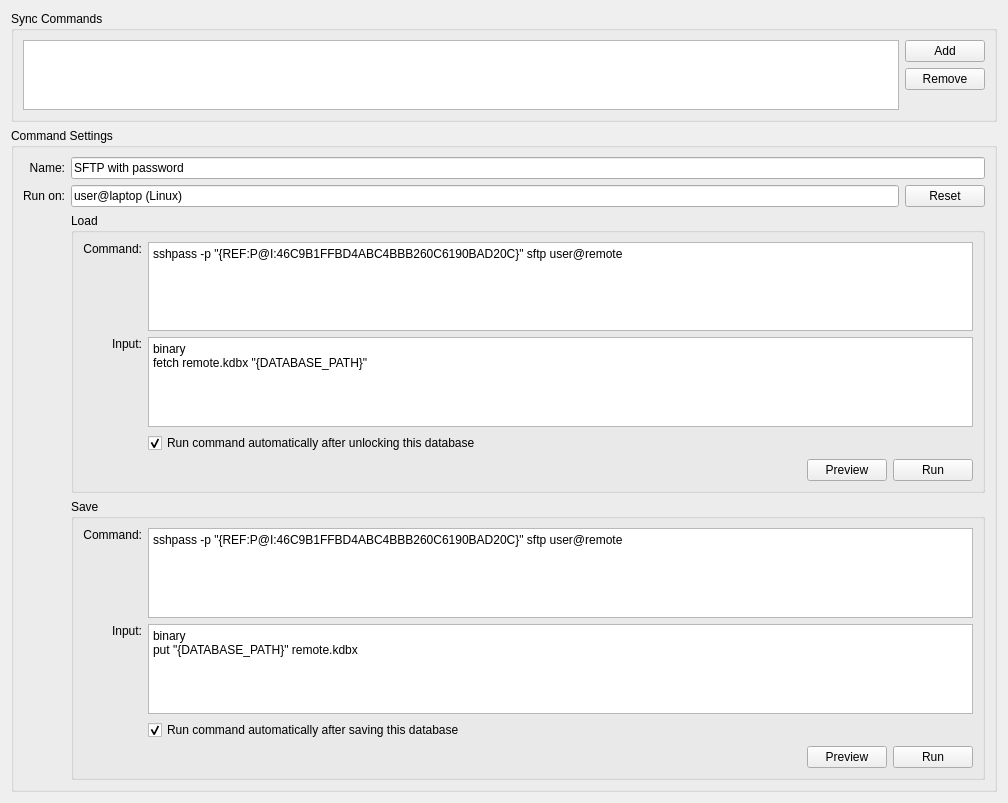
Old version of the form src/gui/dbsettings/DatabaseSettingsWidgetSyncCommand.ui in the repository RaHoni/keepassxc.
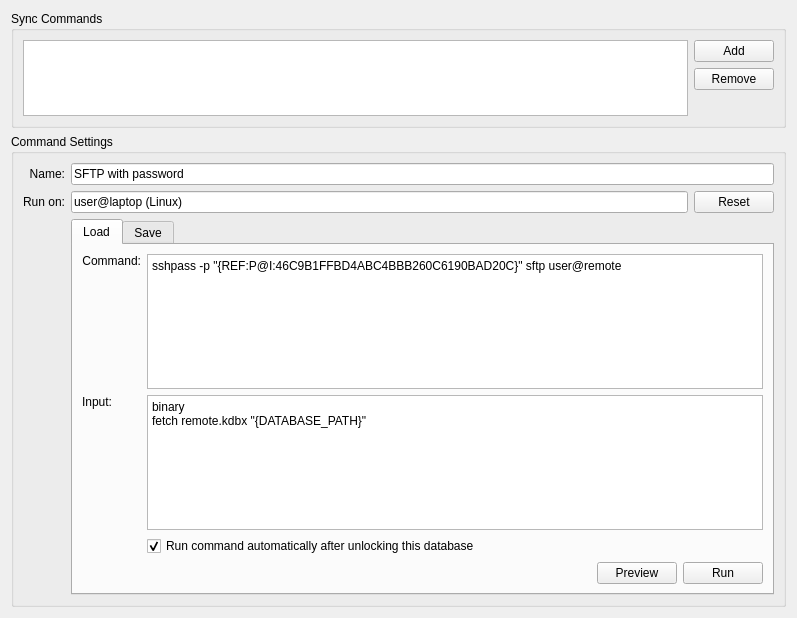
New version of the form. The open tabs and pages were chosen to show the change.

```diff
--- a/src/gui/dbsettings/DatabaseSettingsWidgetSyncCommand.ui
+++ b/src/gui/dbsettings/DatabaseSettingsWidgetSyncCommand.ui
@@ -6,8 +6,8 @@
    <rect>
     <x>0</x>
     <y>0</y>
-    <width>1008</width>
-    <height>803</height>
+    <width>797</width>
+    <height>618</height>
    </rect>
   </property>
   <property name="windowTitle">
@@ -108,17 +108,57 @@
         </property>
        </widget>
       </item>
-      <item row="4" column="1" colspan="2">
-       <widget class="QGroupBox" name="groupBox">
-        <property name="enabled">
-         <bool>true</bool>
+      <item row="2" column="1" colspan="2">
+       <widget class="QTabWidget" name="tabWidget">
+        <property name="currentIndex">
+         <number>1</number>
         </property>
-        <property name="title">
+        <widget class="QWidget" name="tab">
+         <attribute name="title">
          <string>Load</string>
-        </property>
-        <layout class="QGridLayout" name="gridLayout">
-         <item row="2" column="1">
-          <widget class="QPlainTextEdit" name="plainTextEdit_6">
+         </attribute>
+         <layout class="QFormLayout" name="formLayout">
+          <item row="0" column="0">
+           <widget class="QLabel" name="label_9">
+            <property name="text">
+             <string>Command:</string>
+            </property>
+            <property name="alignment">
+             <set>Qt::AlignRight|Qt::AlignTop|Qt::AlignTrailing</set>
+            </property>
+           </widget>
+          </item>
+          <item row="0" column="1">
+           <widget class="QPlainTextEdit" name="plainTextEdit_10">
+            <property name="sizePolicy">
+             <sizepolicy hsizetype="Expanding" vsizetype="MinimumExpanding">
+              <horstretch>0</horstretch>
+              <verstretch>0</verstretch>
+             </sizepolicy>
+            </property>
+            <property name="minimumSize">
+             <size>
+              <width>0</width>
+              <height>30</height>
+             </size>
+            </property>
+            <property name="plainText">
+             <string>sshpass -p &quot;{REF:P@I:46C9B1FFBD4ABC4BBB260C6190BAD20C}&quot; sftp user@remote</string>
+            </property>
+           </widget>
+          </item>
+          <item row="1" column="0">
+           <widget class="QLabel" name="label_10">
+            <property name="text">
+             <string>Input:</string>
+            </property>
+            <property name="alignment">
+             <set>Qt::AlignRight|Qt::AlignTop|Qt::AlignTrailing</set>
+            </property>
+           </widget>
+          </item>
+          <item row="1" column="1">
+           <widget class="QPlainTextEdit" name="plainTextEdit_11">
            <property name="sizePolicy">
             <sizepolicy hsizetype="Expanding" vsizetype="MinimumExpanding">
              <horstretch>0</horstretch>
@@ -137,81 +177,8 @@
            </property>
           </widget>
          </item>
-         <item row="2" column="0">
-          <widget class="QLabel" name="label_7">
-           <property name="text">
-            <string>Input:</string>
-           </property>
-           <property name="alignment">
-            <set>Qt::AlignRight|Qt::AlignTop|Qt::AlignTrailing</set>
-           </property>
-          </widget>
-         </item>
-         <item row="1" column="1">
-          <widget class="QPlainTextEdit" name="plainTextEdit_7">
-           <property name="sizePolicy">
-            <sizepolicy hsizetype="Expanding" vsizetype="MinimumExpanding">
-             <horstretch>0</horstretch>
-             <verstretch>0</verstretch>
-            </sizepolicy>
-           </property>
-           <property name="minimumSize">
-            <size>
-             <width>0</width>
-             <height>30</height>
-            </size>
-           </property>
-           <property name="plainText">
-            <string>sshpass -p &quot;{REF:P@I:46C9B1FFBD4ABC4BBB260C6190BAD20C}&quot; sftp user@remote</string>
-           </property>
-          </widget>
-         </item>
-         <item row="4" column="1">
-          <layout class="QHBoxLayout" name="horizontalLayout_2">
-           <item>
-            <spacer name="horizontalSpacer_2">
-             <property name="orientation">
-              <enum>Qt::Horizontal</enum>
-             </property>
-             <property name="sizeHint" stdset="0">
-              <size>
-               <width>40</width>
-               <height>20</height>
-              </size>
-             </property>
-            </spacer>
-           </item>
-           <item>
-            <widget class="QPushButton" name="pushButton_3">
-             <property name="text">
-              <string>Preview</string>
-             </property>
-             <property name="checkable">
-              <bool>true</bool>
-             </property>
-            </widget>
-           </item>
-           <item>
-            <widget class="QPushButton" name="pushButton_4">
-             <property name="text">
-              <string>Run</string>
-             </property>
-            </widget>
-           </item>
-          </layout>
-         </item>
-         <item row="1" column="0">
-          <widget class="QLabel" name="label_3">
-           <property name="text">
-            <string>Command:</string>
-           </property>
-           <property name="alignment">
-            <set>Qt::AlignRight|Qt::AlignTop|Qt::AlignTrailing</set>
-           </property>
-          </widget>
-         </item>
-         <item row="3" column="1">
-          <widget class="QCheckBox" name="checkBox">
+          <item row="2" column="1">
+           <widget class="QCheckBox" name="checkBox_3">
            <property name="text">
             <string>Run command automatically after unlocking this database</string>
            </property>
@@ -220,17 +187,78 @@
            </property>
           </widget>
          </item>
-        </layout>
-       </widget>
-      </item>
-      <item row="5" column="1" colspan="2">
-       <widget class="QGroupBox" name="groupBox_3">
-        <property name="title">
+          <item row="3" column="1">
+           <layout class="QHBoxLayout" name="horizontalLayout_6">
+            <item>
+             <spacer name="horizontalSpacer_5">
+              <property name="orientation">
+               <enum>Qt::Horizontal</enum>
+              </property>
+              <property name="sizeHint" stdset="0">
+               <size>
+                <width>40</width>
+                <height>20</height>
+               </size>
+              </property>
+             </spacer>
+            </item>
+            <item>
+             <widget class="QPushButton" name="pushButton_12">
+              <property name="text">
+               <string>Preview</string>
+              </property>
+              <property name="checkable">
+               <bool>true</bool>
+              </property>
+             </widget>
+            </item>
+            <item>
+             <widget class="QPushButton" name="pushButton_13">
+              <property name="text">
+               <string>Run</string>
+              </property>
+             </widget>
+            </item>
+           </layout>
+          </item>
+         </layout>
+        </widget>
+        <widget class="QWidget" name="tab_2">
+         <attribute name="title">
          <string>Save</string>
-        </property>
-        <layout class="QGridLayout" name="gridLayout_2">
-         <item row="2" column="0">
-          <widget class="QLabel" name="label_6">
+         </attribute>
+         <layout class="QFormLayout" name="formLayout_2">
+          <item row="0" column="0">
+           <widget class="QLabel" name="label_11">
+            <property name="text">
+             <string>Command:</string>
+            </property>
+            <property name="alignment">
+             <set>Qt::AlignRight|Qt::AlignTop|Qt::AlignTrailing</set>
+            </property>
+           </widget>
+          </item>
+          <item row="0" column="1">
+           <widget class="QPlainTextEdit" name="plainTextEdit_12">
+            <property name="sizePolicy">
+             <sizepolicy hsizetype="Expanding" vsizetype="MinimumExpanding">
+              <horstretch>0</horstretch>
+              <verstretch>0</verstretch>
+             </sizepolicy>
+            </property>
+            <property name="minimumSize">
+             <size>
+              <width>0</width>
+              <height>30</height>
+             </size>
+            </property>
+            <property name="plainText">
+             <string>sshpass -p &quot;{REF:P@I:46C9B1FFBD4ABC4BBB260C6190BAD20C}&quot; sftp user@remote</string>
+            </property>
+           </widget>
+          </item>
+          <item row="1" column="0">
+           <widget class="QLabel" name="label_12">
            <property name="text">
             <string>Input:</string>
            </property>
@@ -239,8 +267,8 @@
            </property>
           </widget>
          </item>
-         <item row="2" column="1">
-          <widget class="QPlainTextEdit" name="plainTextEdit_5">
+          <item row="1" column="1">
+           <widget class="QPlainTextEdit" name="plainTextEdit_13">
            <property name="sizePolicy">
             <sizepolicy hsizetype="Expanding" vsizetype="MinimumExpanding">
              <horstretch>0</horstretch>
@@ -259,71 +287,8 @@
            </property>
           </widget>
          </item>
-         <item row="1" column="1">
-          <widget class="QPlainTextEdit" name="plainTextEdit_4">
-           <property name="sizePolicy">
-            <sizepolicy hsizetype="Expanding" vsizetype="MinimumExpanding">
-             <horstretch>0</horstretch>
-             <verstretch>0</verstretch>
-            </sizepolicy>
-           </property>
-           <property name="minimumSize">
-            <size>
-             <width>0</width>
-             <height>30</height>
-            </size>
-           </property>
-           <property name="plainText">
-            <string>sshpass -p &quot;{REF:P@I:46C9B1FFBD4ABC4BBB260C6190BAD20C}&quot; sftp user@remote</string>
-           </property>
-          </widget>
-         </item>
-         <item row="1" column="0">
-          <widget class="QLabel" name="label_2">
-           <property name="text">
-            <string>Command:</string>
-           </property>
-           <property name="alignment">
-            <set>Qt::AlignRight|Qt::AlignTop|Qt::AlignTrailing</set>
-           </property>
-          </widget>
-         </item>
-         <item row="4" column="1">
-          <layout class="QHBoxLayout" name="horizontalLayout">
-           <item>
-            <spacer name="horizontalSpacer">
-             <property name="orientation">
-              <enum>Qt::Horizontal</enum>
-             </property>
-             <property name="sizeHint" stdset="0">
-              <size>
-               <width>40</width>
-               <height>20</height>
-              </size>
-             </property>
-            </spacer>
-           </item>
-           <item>
-            <widget class="QPushButton" name="pushButton_2">
-             <property name="text">
-              <string>Preview</string>
-             </property>
-             <property name="checkable">
-              <bool>true</bool>
-             </property>
-            </widget>
-           </item>
-           <item>
-            <widget class="QPushButton" name="pushButton">
-             <property name="text">
-              <string>Run</string>
-             </property>
-            </widget>
-           </item>
-          </layout>
-         </item>
-         <item row="3" column="1">
-          <widget class="QCheckBox" name="checkBox_2">
+          <item row="2" column="1">
+           <widget class="QCheckBox" name="checkBox_4">
            <property name="text">
             <string>Run command automatically after saving this database</string>
            </property>
@@ -332,7 +297,42 @@
            </property>
           </widget>
          </item>
-        </layout>
+          <item row="3" column="1">
+           <layout class="QHBoxLayout" name="horizontalLayout_7">
+            <item>
+             <spacer name="horizontalSpacer_6">
+              <property name="orientation">
+               <enum>Qt::Horizontal</enum>
+              </property>
+              <property name="sizeHint" stdset="0">
+               <size>
+                <width>40</width>
+                <height>20</height>
+               </size>
+              </property>
+             </spacer>
+            </item>
+            <item>
+             <widget class="QPushButton" name="pushButton_14">
+              <property name="text">
+               <string>Preview</string>
+              </property>
+              <property name="checkable">
+               <bool>true</bool>
+              </property>
+             </widget>
+            </item>
+            <item>
+             <widget class="QPushButton" name="pushButton_15">
+              <property name="text">
+               <string>Run</string>
+              </property>
+             </widget>
+            </item>
+           </layout>
+          </item>
+         </layout>
+        </widget>
        </widget>
       </item>
      </layout>
```
Lines whose indentation alone changed are shown as unchanged.
